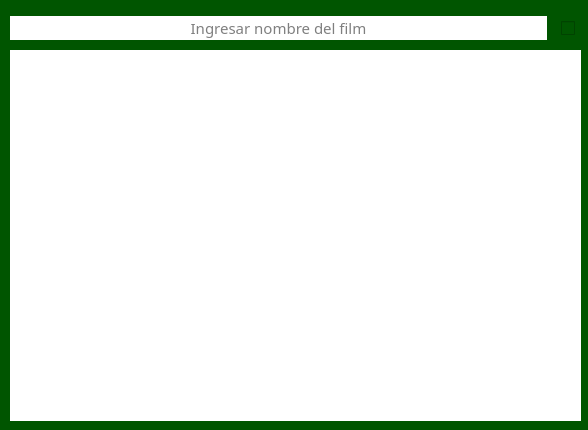
The window that gui/ventana_buscar.ui (QuitoAr/Cine) describes before a commit, drawn with Qt 5.
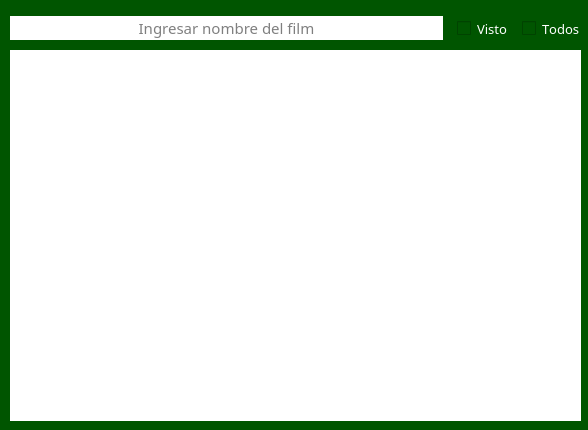
The same window after the commit. Icons and pictures are not drawn.

Commit message: Se agrego campo booleano film_visto a main.py y base de datos

What changed in the file:
```diff
--- a/gui/ventana_buscar.ui
+++ b/gui/ventana_buscar.ui
@@ -125,7 +125,17 @@
        <string notr="true">color: rgb(255, 255, 255);</string>
       </property>
       <property name="text">
-       <string/>
+       <string>Visto</string>
+      </property>
+     </widget>
+    </item>
+    <item>
+     <widget class="QCheckBox" name="checkBox">
+      <property name="styleSheet">
+       <string notr="true">color: rgb(255, 255, 255);</string>
+      </property>
+      <property name="text">
+       <string>Todos</string>
       </property>
      </widget>
     </item>
```
Left out of the diff: 2 changed lines with no effect on the pictures. The commit also changes 16 other files.
